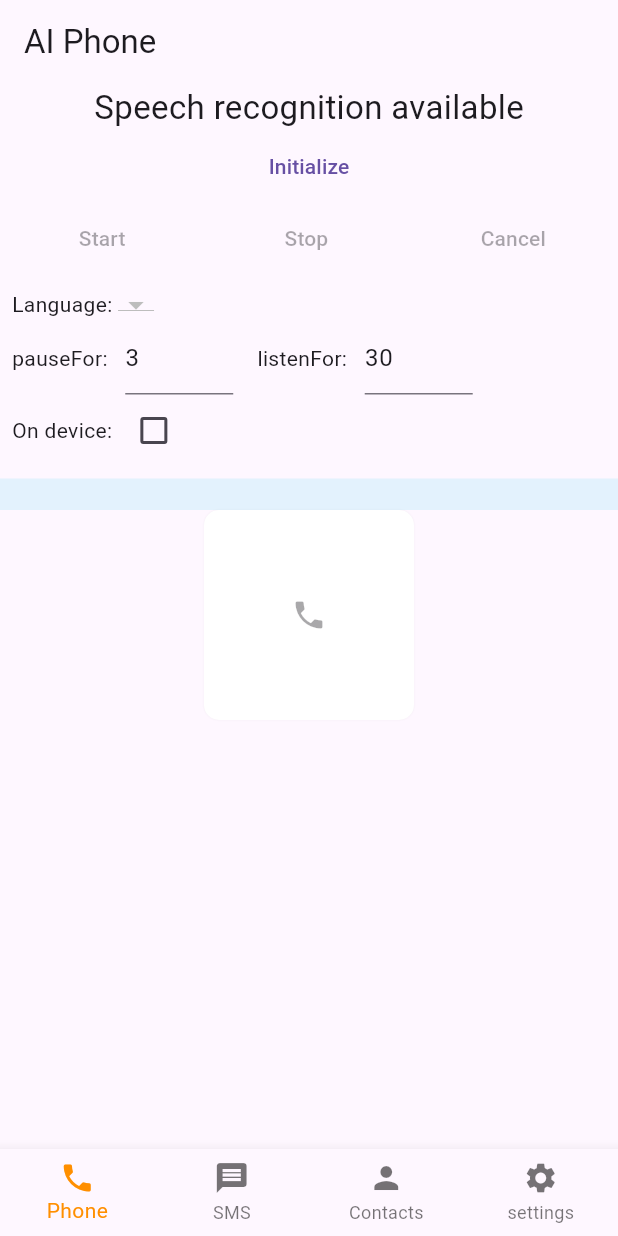
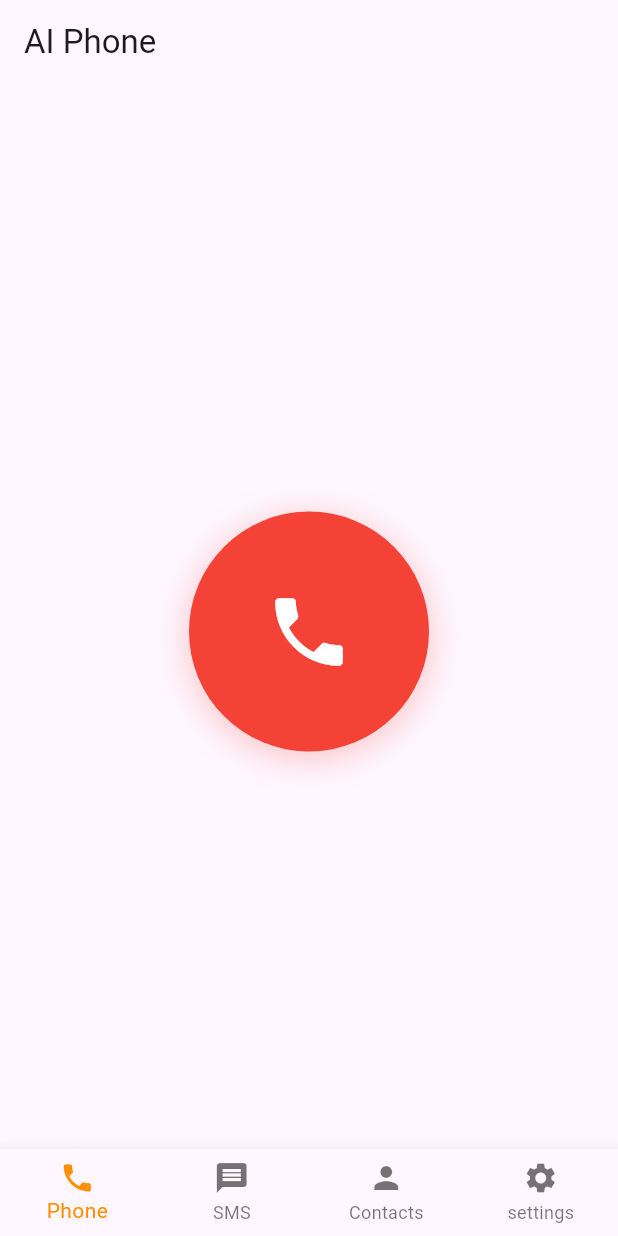
Before and after one commit to odrevet/ai_phone, a Flutter app: the screen it shows after launch, on a phone screen of 412 x 824 dp. Run offline on Flutter 3.47's test engine with Material 3 defaults, Android fonts, the phone set to English and light mode, and no system bars; our stand-ins replace audioplayers, flutter_chat_bubble, shared_preferences, speech_to_text.

Commit message:
phone view layout

```diff
--- a/lib/widgets/phone_view.dart
+++ b/lib/widgets/phone_view.dart
@@ -25,7 +25,7 @@ class PhoneView extends StatefulWidget {
 
 class _PhoneViewState extends State<PhoneView> {
   // Debug variable - set to true to show debug controls
-  final bool debug = true;
+  final bool debug = false;
 
   bool _hasSpeech = false;
   bool _logEvents = false;
@@ -46,16 +46,19 @@ class _PhoneViewState extends State<PhoneView> {
 
   @override
   Widget build(BuildContext context) {
-    return Center(
-      child: Column(children: [
-        const HeaderWidget(),
-        Column(
-          children: <Widget>[
-            InitSpeechWidget(_hasSpeech, initSpeechState),
-            // Show speech controller only when debug is true
-            if (debug)
+    return Scaffold(
+      body: SafeArea(
+        child: Padding(
+          padding: const EdgeInsets.all(16.0),
+          child: Column(
+            children: [
+              //const HeaderWidget(),
+              const SizedBox(height: 20),
+
+              // Debug controls section
+              if (debug) ...[
                 SpeechControlWidget(_hasSpeech, speech.isListening, startListening, stopListening, cancelListening),
-            if (debug)
+                const SizedBox(height: 16),
                 SessionOptionsWidget(
                   _currentLocaleId,
                   _switchLang,
@@ -66,42 +69,82 @@ class _PhoneViewState extends State<PhoneView> {
                   _onDevice,
                   _switchOnDevice,
                 ),
+                const SizedBox(height: 16),
+              ],
+
+              // Debug container - show only when debug is true
+              if (debug) ...[
+                Container(
+                  padding: const EdgeInsets.all(12),
+                  margin: const EdgeInsets.symmetric(vertical: 8),
+                  decoration: BoxDecoration(
+                    color: Theme.of(context).secondaryHeaderColor,
+                    borderRadius: BorderRadius.circular(8),
+                  ),
+                  child: Text(
+                    lastWords.isEmpty ? 'No speech detected yet...' : lastWords,
+                    textAlign: TextAlign.center,
+                    style: const TextStyle(fontSize: 14),
+                  ),
+                ),
+                const SizedBox(height: 20),
+              ],
+
+              // Main phone button - centered and expandable
+              Expanded(
+                child: Center(
+                  child: Container(
+                    width: 160,
+                    height: 160,
+                    decoration: BoxDecoration(
+                      shape: BoxShape.circle,
+                      color: speech.isListening ? Colors.green : Colors.red,
+                      boxShadow: [
+                        BoxShadow(
+                          blurRadius: 20,
+                          spreadRadius: level * 2,
+                          color: (speech.isListening ? Colors.green : Colors.red).withOpacity(0.3),
+                          offset: const Offset(0, 4),
+                        ),
                       ],
                     ),
-        // Debug container - show only when debug is true
-        if (debug)
+                    child: Material(
+                      color: Colors.transparent,
+                      child: InkWell(
+                        borderRadius: BorderRadius.circular(80),
+                        onTap: !_hasSpeech || speech.isListening ? null : startListening,
+                        child: const Icon(
+                          Icons.phone,
+                          size: 60,
+                          color: Colors.white,
+                        ),
+                      ),
+                    ),
+                  ),
+                ),
+              ),
+
+              // Error display at bottom
+              if (lastError.isNotEmpty) ...[
                 Container(
-            color: Theme.of(context).secondaryHeaderColor,
-            child: Center(
-              child: Text(
-                lastWords,
+                  padding: const EdgeInsets.all(12),
+                  margin: const EdgeInsets.only(top: 16),
+                  decoration: BoxDecoration(
+                    color: Colors.red.withOpacity(0.1),
+                    borderRadius: BorderRadius.circular(8),
+                    border: Border.all(color: Colors.red.withOpacity(0.3)),
+                  ),
+                  child: SelectableText(
+                    lastError,
+                    style: const TextStyle(color: Colors.red),
                     textAlign: TextAlign.center,
                   ),
                 ),
-          ),
-        Container(
-          width: 140, height: 140,
-          alignment: Alignment.center,
-          decoration: BoxDecoration(
-            boxShadow: [
-              BoxShadow(
-                  blurRadius: .26,
-                  spreadRadius: level * 1.5,
-                  color: Colors.black.withOpacity(.05))
               ],
-            color: speech.isListening ? Colors.green : Colors.white,
-            borderRadius: const BorderRadius.all(Radius.circular(10)),
-          ),
-          child: IconButton(
-            icon: const Icon(Icons.phone),
-            onPressed: !_hasSpeech || speech.isListening ? null : startListening,
+            ],
           ),
         ),
-        Expanded(
-          flex: 1,
-          child: ErrorWidget(lastError: lastError),
       ),
-      ]),
     );
   }
 
@@ -131,6 +174,13 @@ class _PhoneViewState extends State<PhoneView> {
         _hasSpeech = false;
       });
     }
+  }
+
+  @override
+  void initState() {
+    super.initState();
+    // Automatically initialize speech at startup
+    initSpeechState();
   }
 
   // This is called each time the users wants to start a new speech
@@ -284,13 +334,7 @@ class ErrorWidget extends StatelessWidget {
 
   @override
   Widget build(BuildContext context) {
-    return Column(
-      children: <Widget>[
-        Center(
-          child: SelectableText(lastError),
-        ),
-      ],
-    );
+    return const SizedBox.shrink(); // Empty widget since errors are now handled in main build
   }
 }
 
```
Lines whose indentation alone changed are shown as unchanged.
